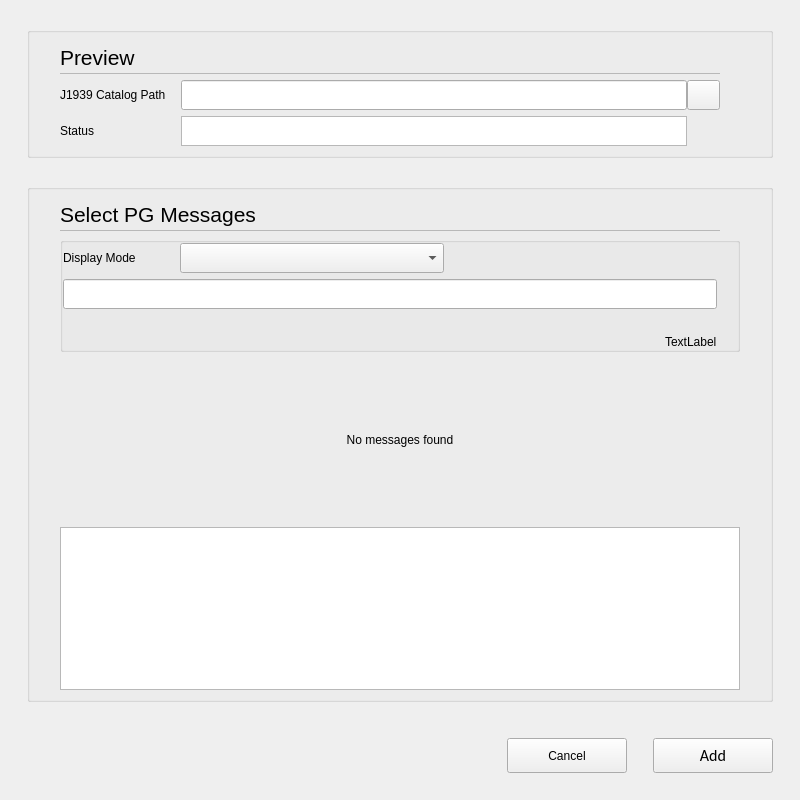
This is opensyde_tool/src/system_definition/bus_edit/j1939/C_SdBueJ1939AddMessagesFromCatalogDialog.ui in openSYDE/openSYDE as Qt 5 draws it before an edit. The edited form follows.
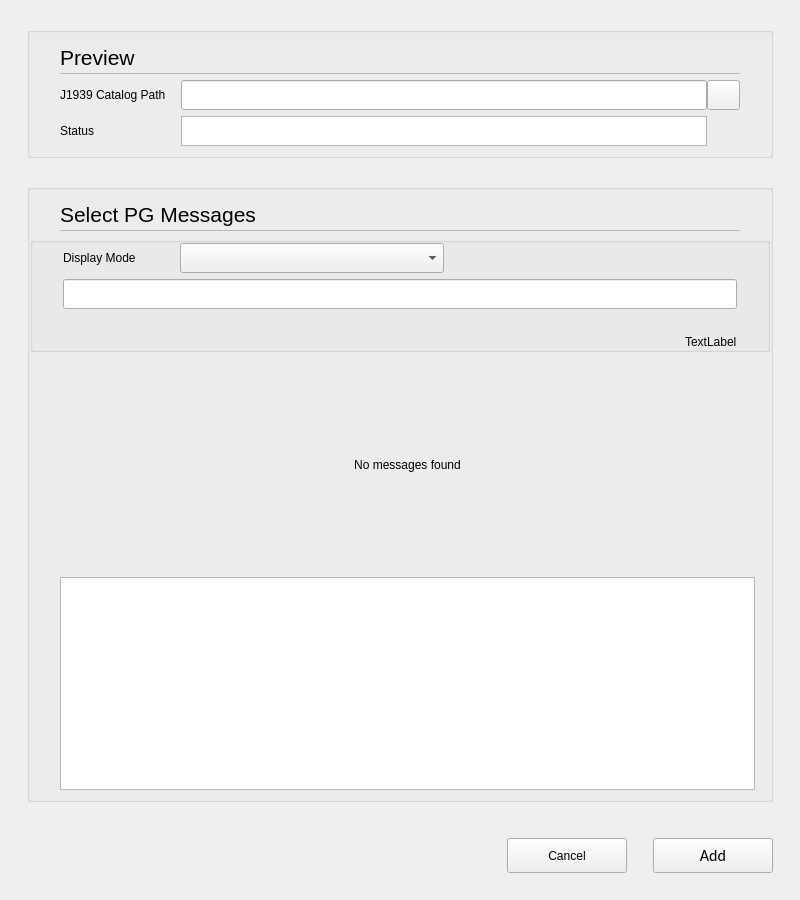
This is the edited form. Custom widgets are drawn as their Qt base class.

What changed in the file:
```diff
--- a/opensyde_tool/src/system_definition/bus_edit/j1939/C_SdBueJ1939AddMessagesFromCatalogDialog.ui
+++ b/opensyde_tool/src/system_definition/bus_edit/j1939/C_SdBueJ1939AddMessagesFromCatalogDialog.ui
@@ -7,13 +7,13 @@
     <x>0</x>
     <y>0</y>
     <width>800</width>
-    <height>800</height>
+    <height>900</height>
    </rect>
   </property>
   <property name="maximumSize">
    <size>
-    <width>800</width>
-    <height>800</height>
+    <width>1500</width>
+    <height>900</height>
    </size>
   </property>
   <property name="windowTitle">
@@ -42,10 +42,10 @@
        <number>6</number>
       </property>
       <property name="leftMargin">
-       <number>30</number>
+       <number>0</number>
       </property>
       <property name="rightMargin">
-       <number>30</number>
+       <number>0</number>
       </property>
       <property name="bottomMargin">
        <number>9</number>
@@ -55,8 +55,11 @@
         <property name="spacing">
          <number>6</number>
         </property>
+        <property name="leftMargin">
+         <number>30</number>
+        </property>
         <property name="rightMargin">
-         <number>20</number>
+         <number>30</number>
         </property>
         <property name="bottomMargin">
          <number>0</number>
@@ -292,23 +295,23 @@
        <number>6</number>
       </property>
       <property name="leftMargin">
-       <number>30</number>
+       <number>0</number>
       </property>
       <property name="rightMargin">
-       <number>30</number>
+       <number>0</number>
       </property>
       <item>
-       <layout class="QVBoxLayout" name="verticalLayout_3" stretch="0,0,1,1">
-        <property name="spacing">
-         <number>6</number>
-        </property>
+       <layout class="QVBoxLayout" name="verticalLayout_3" stretch="0,0">
         <item>
          <layout class="QVBoxLayout" name="verticalLayout_4">
           <property name="spacing">
            <number>0</number>
           </property>
+          <property name="leftMargin">
+           <number>30</number>
+          </property>
           <property name="rightMargin">
-           <number>20</number>
+           <number>30</number>
           </property>
           <item>
            <layout class="QHBoxLayout" name="horizontalLayout_3">
@@ -399,13 +402,13 @@
             <number>6</number>
            </property>
            <property name="leftMargin">
-            <number>0</number>
+            <number>30</number>
            </property>
            <property name="topMargin">
             <number>0</number>
            </property>
            <property name="rightMargin">
-            <number>20</number>
+            <number>30</number>
            </property>
            <property name="bottomMargin">
             <number>0</number>
@@ -476,7 +479,7 @@
             </layout>
            </item>
            <item>
-            <layout class="QVBoxLayout" name="verticalLayout_6" stretch="0,1">
+            <layout class="QVBoxLayout" name="verticalLayout_6" stretch="0,0">
              <property name="spacing">
               <number>6</number>
              </property>
@@ -534,6 +537,16 @@
           </layout>
          </widget>
         </item>
+       </layout>
+      </item>
+      <item>
+       <layout class="QVBoxLayout" name="verticalLayout_10" stretch="1,1">
+        <property name="leftMargin">
+         <number>30</number>
+        </property>
+        <property name="rightMargin">
+         <number>15</number>
+        </property>
         <item>
          <widget class="stw::opensyde_gui_elements::C_OgeLabGroupItem" name="pc_LabelNoMessages">
           <property name="text">
@@ -545,11 +558,7 @@
          </widget>
         </item>
         <item>
-         <widget class="stw::opensyde_gui::C_SdBueJ1939AddMessagesFromCatalogTableView" name="pc_TabelView">
-          <attribute name="horizontalHeaderStretchLastSection">
-           <bool>true</bool>
-          </attribute>
-         </widget>
+         <widget class="stw::opensyde_gui::C_SdBueJ1939AddMessagesFromCatalogTreeView" name="pc_TreeView"/>
         </item>
        </layout>
       </item>
@@ -668,6 +677,11 @@
   </layout>
  </widget>
  <customwidgets>
+  <customwidget>
+   <class>stw::opensyde_gui_elements::C_OgeLabGroupItem</class>
+   <extends>QLabel</extends>
+   <header>C_OgeLabGroupItem.hpp</header>
+  </customwidget>
   <customwidget>
    <class>stw::opensyde_gui_elements::C_OgeFraSeparator</class>
    <extends>QFrame</extends>
@@ -684,11 +698,6 @@
    <extends>QComboBox</extends>
    <header>C_OgeCbxText.hpp</header>
   </customwidget>
-  <customwidget>
-   <class>stw::opensyde_gui_elements::C_OgeLabGroupItem</class>
-   <extends>QLabel</extends>
-   <header>C_OgeLabGroupItem.hpp</header>
-  </customwidget>
   <customwidget>
    <class>stw::opensyde_gui_elements::C_OgeGbxTransparent</class>
    <extends>QGroupBox</extends>
@@ -726,16 +735,16 @@
    <extends>QLineEdit</extends>
    <header>C_OgeLeFilePath.hpp</header>
   </customwidget>
-  <customwidget>
-   <class>stw::opensyde_gui::C_SdBueJ1939AddMessagesFromCatalogTableView</class>
-   <extends>QTableView</extends>
-   <header>C_SdBueJ1939AddMessagesFromCatalogTableView.hpp</header>
-  </customwidget>
   <customwidget>
    <class>stw::opensyde_gui_elements::C_OgeTebLabel</class>
    <extends>QTextBrowser</extends>
    <header>C_OgeTebLabel.hpp</header>
   </customwidget>
+  <customwidget>
+   <class>stw::opensyde_gui::C_SdBueJ1939AddMessagesFromCatalogTreeView</class>
+   <extends>QTreeView</extends>
+   <header>C_SdBueJ1939AddMessagesFromCatalogTreeView.hpp</header>
+  </customwidget>
  </customwidgets>
  <tabstops>
   <tabstop>pc_LineEditCatalogPath</tabstop>
```
Left out of the diff: 3 changed lines with no effect on the pictures.
